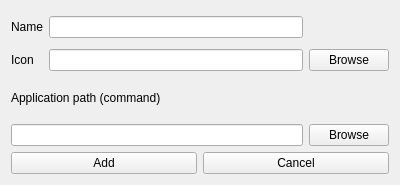
Qt form src/externeditor/qexternprogramaddform.ui (abodnyaUA/qimageviewer) before a commit.
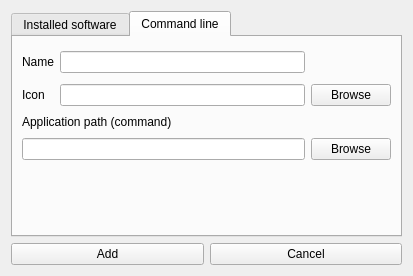
The same form after that commit. The open tabs and pages were chosen to show the change. Icons and pictures are not drawn.

The edit to the form file:
```diff
--- a/src/externeditor/qexternprogramaddform.ui
+++ b/src/externeditor/qexternprogramaddform.ui
@@ -6,8 +6,8 @@
    <rect>
     <x>0</x>
     <y>0</y>
-    <width>400</width>
-    <height>185</height>
+    <width>413</width>
+    <height>276</height>
    </rect>
   </property>
   <property name="minimumSize">
@@ -18,8 +18,8 @@
   </property>
   <property name="maximumSize">
    <size>
-    <width>400</width>
-    <height>185</height>
+    <width>16777215</width>
+    <height>16777215</height>
    </size>
   </property>
   <property name="windowTitle">
@@ -29,6 +29,26 @@
    <iconset resource="resources.qrc">
     <normaloff>:/res/extern-editor-new.png</normaloff>:/res/extern-editor-new.png</iconset>
   </property>
+  <layout class="QVBoxLayout" name="verticalLayout_2">
+   <item>
+    <widget class="QTabWidget" name="tabWidget">
+     <property name="currentIndex">
+      <number>0</number>
+     </property>
+     <widget class="QWidget" name="tabInstalled">
+      <attribute name="title">
+       <string>Installed software</string>
+      </attribute>
+      <layout class="QVBoxLayout" name="verticalLayout_3">
+       <item>
+        <widget class="QListWidget" name="listWidget"/>
+       </item>
+      </layout>
+     </widget>
+     <widget class="QWidget" name="tabCommand">
+      <attribute name="title">
+       <string>Command line</string>
+      </attribute>
   <layout class="QVBoxLayout" name="verticalLayout">
    <item>
     <layout class="QGridLayout" name="gridLayout">
@@ -119,6 +139,23 @@
     </layout>
    </item>
    <item>
+        <spacer name="verticalSpacer">
+         <property name="orientation">
+          <enum>Qt::Vertical</enum>
+         </property>
+         <property name="sizeHint" stdset="0">
+          <size>
+           <width>20</width>
+           <height>40</height>
+          </size>
+         </property>
+        </spacer>
+       </item>
+      </layout>
+     </widget>
+    </widget>
+   </item>
+   <item>
     <layout class="QHBoxLayout" name="horizontalLayout_7">
      <item>
       <widget class="QPushButton" name="addButton">
```
Left out of the diff: 4 changed lines with no effect on the pictures. Lines whose indentation alone changed are shown as unchanged.
